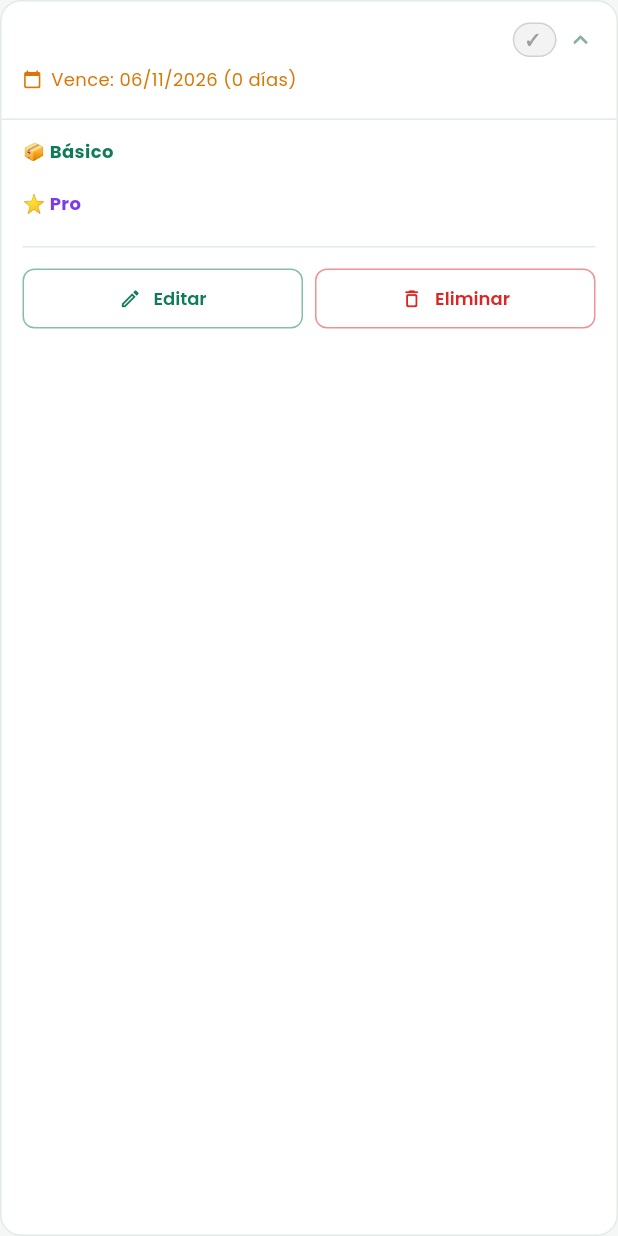
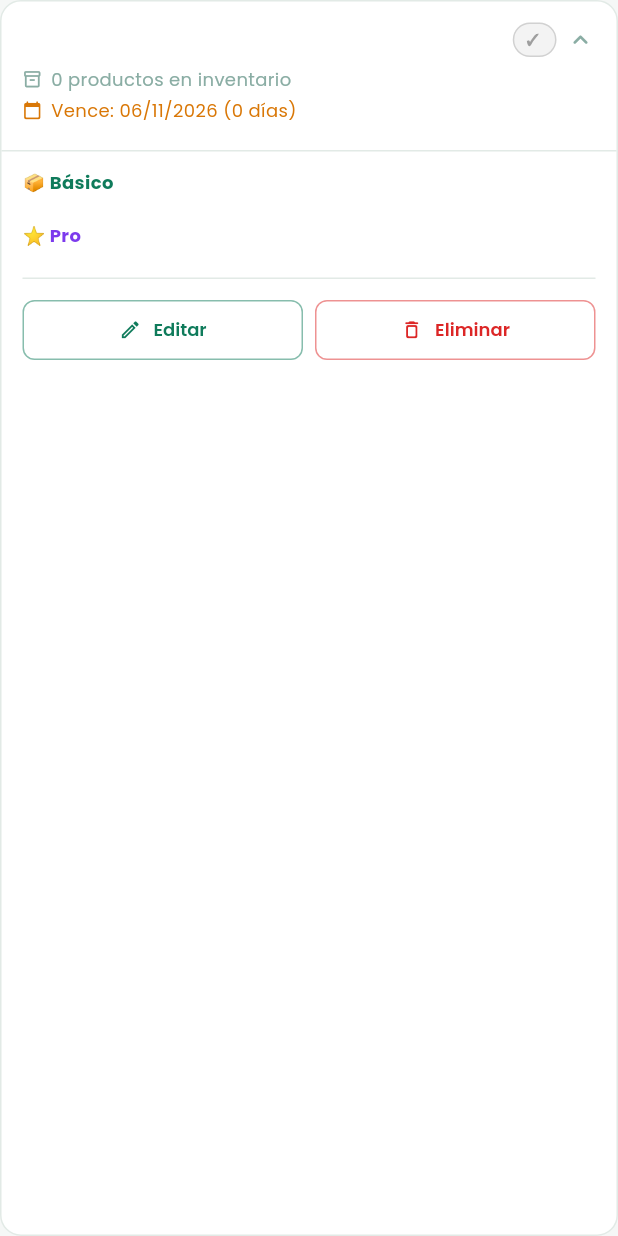
Before and after one commit to finanprojf/negociopro, a Flutter app: the _EmpresaCard widget shown alone on an empty page, opened directly with empty values, after a tap on an icon or button, on a phone screen of 412 x 824 dp. Run offline on Flutter 3.47's test engine with Material 3 defaults, Android fonts, the phone set to English and light mode, and no system bars; our stand-ins replace cached_network_image, connectivity_plus, fl_chart, flutter_local_notifications, google_fonts, image_cropper and 12 more; missing offline and left inert: in_app_update, mobile_scanner, print_bluetooth_thermal; accounts and stored records are empty.

Commit message:
feat: panel admin muestra nombre del usuario, correo y total de productos
- Query ahora trae usuarios(id, nombre, correo) y productos(count)
- Tarjeta de empresa muestra: nombre del propietario, correo, teléfono, fecha vencimiento y total de productos en inventario

Co-Authored-By: Claude Sonnet 4.6 <noreply@anthropic.com>
Claude-Session: https://claude.ai/code/session_013RZ65A6Jgcrb4GA6Njbm71

```diff
--- a/lib/screens/admin/admin_screen.dart
+++ b/lib/screens/admin/admin_screen.dart
@@ -40,7 +40,7 @@ class _AdminScreenState extends State<AdminScreen> {
     try {
       final res = await SupabaseService.client
           .from('empresas')
-          .select('id, nombre, telefono, whatsapp, plan_activo, suscripcion_vence, created_at, usuarios(id, correo)')
+          .select('id, nombre, telefono, whatsapp, plan_activo, suscripcion_vence, created_at, usuarios(id, nombre, correo), productos(count)')
           .order('created_at', ascending: false);
       if (mounted) setState(() { _empresas = List<Map<String, dynamic>>.from(res); _loading = false; });
     } catch (_) { if (mounted) setState(() => _loading = false); }
@@ -444,9 +444,20 @@ class _EmpresaCardState extends State<_EmpresaCard> {
                 Icon(_expandido ? Icons.keyboard_arrow_up_rounded : Icons.keyboard_arrow_down_rounded, color: AppColors.textMuted, size: 20),
               ]),
               const SizedBox(height: 6),
-              if (e['usuarios'] != null && (e['usuarios'] as List).isNotEmpty)
+              // Nombre del usuario propietario
+              if (e['usuarios'] != null && (e['usuarios'] as List).isNotEmpty) ...[
+                _InfoRow(Icons.person_outline_rounded, (e['usuarios'] as List).first['nombre'] ?? 'Sin nombre'),
                 _InfoRow(Icons.email_outlined, (e['usuarios'] as List).first['correo'] ?? ''),
+              ],
               if (telefono.isNotEmpty) _InfoRow(Icons.phone_outlined, telefono),
+              // Conteo de productos en inventario
+              Builder(builder: (_) {
+                final prods = e['productos'];
+                if (prods == null) return const SizedBox.shrink();
+                final count = prods is List ? prods.length : (prods is Map ? (prods['count'] ?? 0) : 0);
+                return _InfoRow(Icons.inventory_2_outlined, '$count producto${count == 1 ? '' : 's'} en inventario',
+                    color: count == 0 ? AppColors.textMuted : null);
+              }),
               _InfoRow(Icons.calendar_today_rounded,
                 vence != null
                     ? 'Vence: ${AppFormatters.fecha(vence)}${dias != null && dias >= 0 ? ' ($dias días)' : ' (vencida)'}'
```
